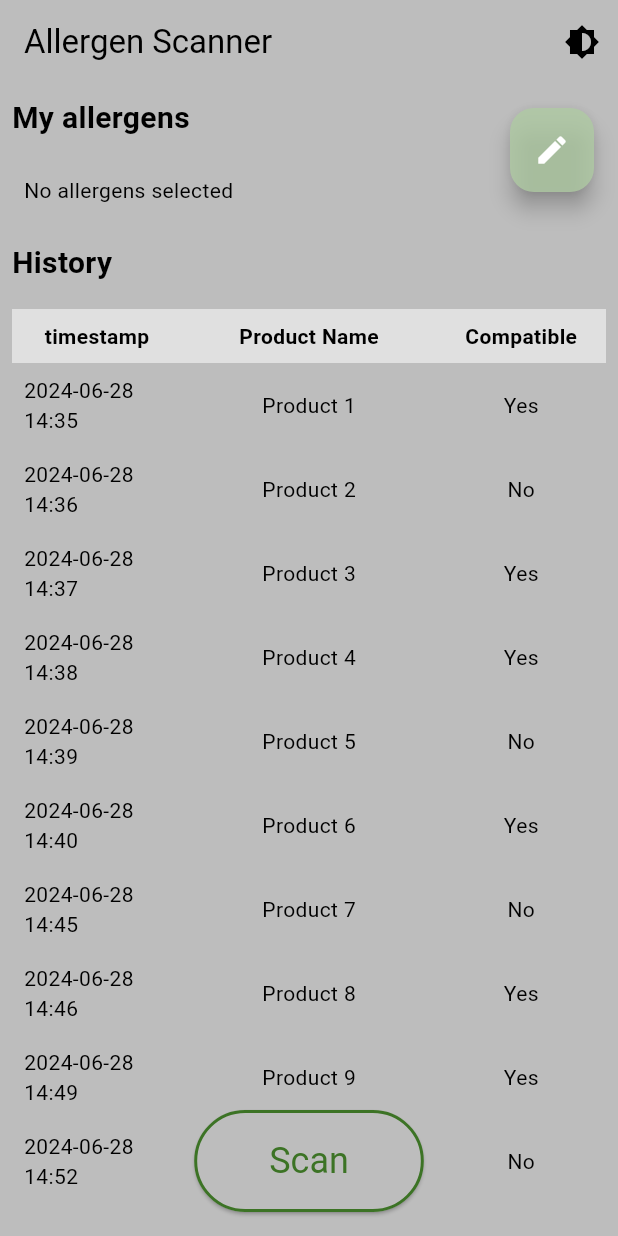
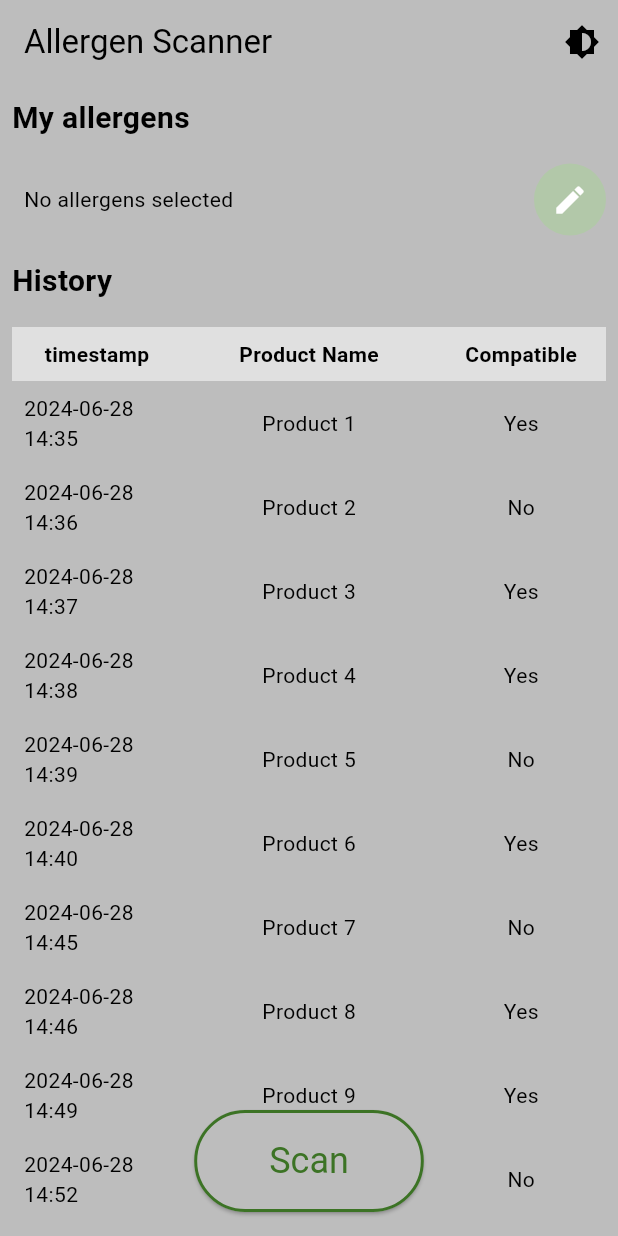
Before and after one commit to lime-based-lemonade/allergy-scanner, a Flutter app: the screen it shows after launch, on a phone screen of 412 x 824 dp. Run offline on Flutter 3.47's test engine with Material 3 defaults, Android fonts, the light colour scheme and no system bars; our stand-ins replace flutter_riverpod.

Commit message:
EditButtonFix

```diff
--- a/lib/pages/home.dart
+++ b/lib/pages/home.dart
@@ -40,7 +40,28 @@ class HomePage extends ConsumerWidget {
                       ),
                     ),
                   ),
-                  AllergenList(),
+                  Row(
+                    children: [
+                      Expanded(
+                        child: AllergenList(),
+                      ),
+                      Container(
+                        margin: const EdgeInsets.all(8.0),
+                        decoration: BoxDecoration(
+                          color: const Color.fromARGB(200, 175, 203, 163), // Background color
+                          shape: BoxShape.circle, // Circular shape
+                        ),
+                        child: IconButton(
+                          icon: const Icon(Icons.edit),
+                          color: Colors.white,
+                          iconSize: 24.0,
+                          onPressed: () {
+                            Navigator.pushNamed(context, ApplicationRoutes.allergenSelector);
+                          },
+                        ),
+                      ),
+                    ],
+                  ),
                   Padding(
                     padding: EdgeInsets.all(8.0),
                     child: Text(
@@ -58,8 +79,9 @@ class HomePage extends ConsumerWidget {
                         ScanHistoryTable(),
                         SizedBox(height: 70.0), // Add empty space below the table
                       ],
-                    )
-                  ),],
+                    ),
+                  ),
+                ],
               ),
             ),
             Align(
@@ -83,17 +105,6 @@ class HomePage extends ConsumerWidget {
                 ),
               ),
             ),
-              Positioned(
-                top: 16.0,
-                right: 16.0,
-                child: FloatingActionButton(
-                  onPressed: () {
-                    Navigator.pushNamed(context, ApplicationRoutes.allergenSelector);
-                  },
-                  child: const Icon(Icons.edit),
-                  backgroundColor: const Color.fromARGB(200, 175, 203, 163),
-                ),
-              ),
           ],
         ),
       ),
```
Lines whose indentation alone changed are shown as unchanged.
